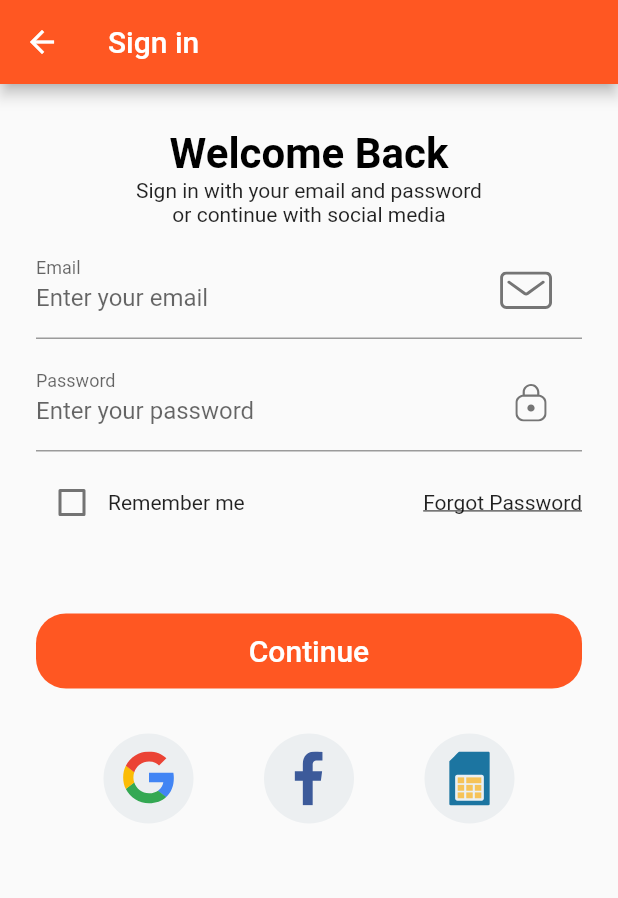
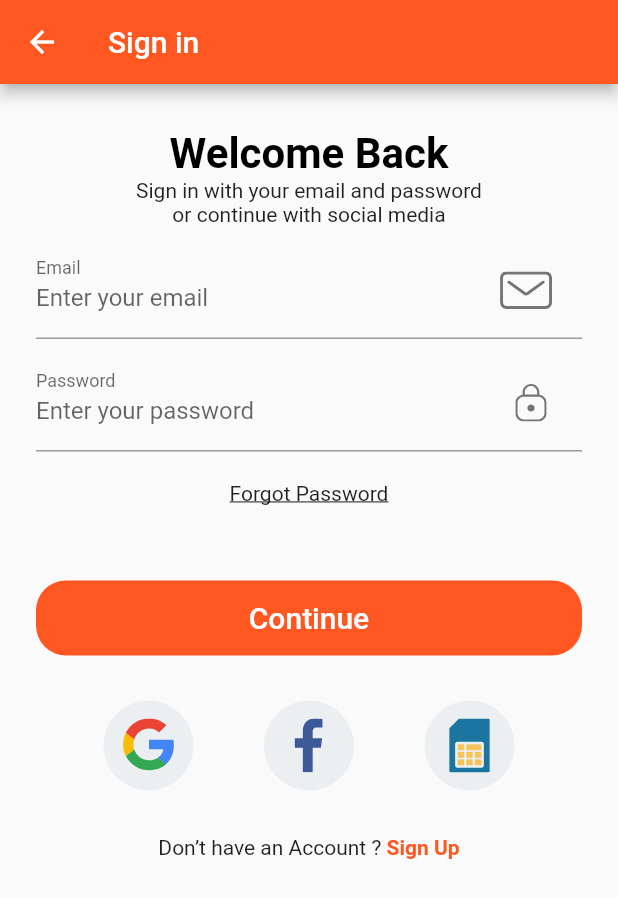
Before and after one commit to IHKodifier/AuthenticatedBoilerplate, a Flutter app: the screen it shows after launch, after a tap on "Continue", on a phone screen of 412 x 824 dp. Shown: the top 898 px of the screen. Run offline on Flutter 3.47's test engine with Material 2 defaults, Android fonts, the phone set to English and light mode, and no system bars; our stand-ins replace cloud_firestore, device_info, firebase_auth, firebase_core, flutter_spinkit, flutter_svg and 5 more; missing offline and left inert: flutter_login_facebook; accounts and stored records are empty; network calls fail.

Commit message:
Refactoring in progress step 1

```diff
--- a/lib/app/base_model.dart
+++ b/lib/app/base_model.dart
@@ -1,6 +1,10 @@
 import 'package:flutter/widgets.dart';
 
 class BaseModel extends ChangeNotifier {
+
+
+
+
   bool _busy = false;
   bool get isBusy => _busy;
 
@@ -8,4 +12,5 @@ class BaseModel extends ChangeNotifier {
     _busy = value;
     notifyListeners();
   }
+
 }
--- a/lib/models/app_user.dart
+++ b/lib/models/app_user.dart
@@ -2,13 +2,17 @@
 import 'package:firebase_auth/firebase_auth.dart';
 // import 'package:firebase_auth/';
 
+/// default [photoURL] if none provided
+String _photoURLifBlank =
+    'https://st4.depositphotos.com/15973376/24173/v/950/depositphotos_241732228-stock-illustration-user-account-circular-line-icon.jpg';
+
 class AppUser {
   final String uid;
   final String email;
-  final String displayName;
+   String displayName;
   // final String lastName;
   // final String userRoles;
-  final String photoURL;
+  String photoURL;
   String providerId;
 
   AppUser(
@@ -20,11 +24,13 @@ class AppUser {
       // this.userRoles,
       this.photoURL});
 
-  AppUser.fromFireUser(User user, String providerId)
-      : uid = user.uid,
-        displayName = user.displayName,
-        photoURL = user.photoURL,
-        email = user.email,
+  AppUser.fromFireUser({UserCredential userCredential, String providerId})
+      : uid = userCredential.user.uid,
+        displayName = userCredential.user.displayName,
+        photoURL = userCredential.user.photoURL == null
+            ? _photoURLifBlank
+            : userCredential.user.photoURL,
+        email = userCredential.user.email,
         providerId = providerId;
 
   AppUser.fromData(Map<String, dynamic> data)
@@ -44,7 +50,7 @@ class AppUser {
       'email': email,
       // 'profileTitle': profileTitle,
       // 'userRoles': userRoles,
-      'providerId':providerId,
+      'providerId': providerId,
       'photoUrl': photoURL,
     };
   }
--- a/lib/services/firestore_service.dart
+++ b/lib/services/firestore_service.dart
@@ -1,24 +1,40 @@
+/// # region imports
 import 'package:cloud_firestore/cloud_firestore.dart';
 import '../app/service_locator.dart';
 import '../models/app_user.dart';
 import '../services/console_utility.dart';
 import '../services/dialog_service.dart';
 
+/// endregion
+
+/// # region ClassInfo
+final String className = 'FirestoreService';
+final String _version = '1.0.0';
+final String _packageName = 'AuthenticatedBoilerPlate';
+
+/// endregion
+
+/// this class wraps all the functionality required by an App to write/retrive update documents to firestore database
+/// Singleton instance of this class is available across the  App  and get can be refernced by
+/// instantiating an [[AuthenticationService]] via call to serviceLocator. syntax below
+/// /// final AuthenticationService _authService =serviceLocator<AuthenticationService>();
+///
+///
+
 class FirestoreService {
   final DialogService dialogService = serviceLocator<DialogService>();
 
-  final CollectionReference _usercollectionReference =
-      Firestore.instance.collection('appUsers');
+  CollectionReference _usercollectionReference =
+      FirebaseFirestore.instance.collection('appUsers');
 
-  Future<bool> createAppUser(
-    // AuthResult authResult,
-    // var userProfileData,
-    AppUser appUser,
-  ) async {
+  Future<bool> createAppUserDoc(
+      {
+      // AuthResult authResult,
+      // var userProfileData,
+      AppUser appUser,
+      bool merge = true}) async {
     try {
-      await _usercollectionReference
-          .doc(appUser.email)
-          .set(appUser.toJson());
+      await _usercollectionReference.doc(appUser.email).set(appUser.toJson());
       ConsoleUtility.printToConsole(
           'created Appuser in Firestore\n${appUser.toJson().toString()}');
     } catch (e) {
--- a/lib/ui/views/home/home_view.dart
+++ b/lib/ui/views/home/home_view.dart
@@ -9,6 +9,10 @@ class HomeView extends StatelessWidget {
     return ViewModelBuilder<HomeViewModel>.reactive(
       viewModelBuilder: ()=>HomeViewModel(),
       builder: (context,model,child)=>Scaffold(
+        appBar: AppBar(
+          backgroundColor:Theme.of(context).scaffoldBackgroundColor,
+          actionsIconTheme: Theme.of(context).iconTheme.copyWith(color: Theme.of(context).primaryColor) ,
+        ),
         body: Center(
           child: Column(
             mainAxisAlignment:MainAxisAlignment.center,
--- a/lib/ui/views/login/components/body.dart
+++ b/lib/ui/views/login/components/body.dart
@@ -4,7 +4,6 @@ import 'package:AuthenticatedBoilerPlate/services/navigation_service.dart';
 import 'package:AuthenticatedBoilerPlate/ui/views/login/login_viewmodel.dart';
 import '../../../../app/route_paths.dart' as routes;
 
-import '../../../../app/size_config.dart';
 import '../../../shared/social_card.dart';
 import '../../../views/login/components/login_form.dart';
 import 'package:flutter/material.dart';
@@ -12,8 +11,10 @@ import '../../../../app/constants.dart';
 import '../components/login_form.dart';
 
 class Body extends StatelessWidget {
-  final AuthenticationService _authenticationService =serviceLocator<AuthenticationService>();
-  final NavigationService navigationService=serviceLocator<NavigationService>();
+  final AuthenticationService _authenticationService =
+      serviceLocator<AuthenticationService>();
+  final NavigationService navigationService =
+      serviceLocator<NavigationService>();
   final LoginViewModel model;
 
   Body({Key key, this.model}) : super(key: key);
@@ -41,7 +42,9 @@ class Body extends StatelessWidget {
                   textAlign: TextAlign.center,
                 ),
                 SizedBox(height: 10),
-                LoginForm(),
+                LoginForm(
+                  model: model,
+                ),
                 SizedBox(height: 30),
                 Row(
                   mainAxisAlignment: MainAxisAlignment.spaceEvenly,
@@ -62,13 +65,16 @@ class Body extends StatelessWidget {
                     //   press: _authenticationService.signInWithTwitter,
                     // ),
                     SocialCard(
-                      icon: "assets/icons/SIMCard.svg",
-                      press: (){navigationService.navigateTo(routes.PhoneSignupViewRoute);}
-                    ),
+                        icon: "assets/icons/SIMCard.svg",
+                        press: () {
+                          navigationService
+                              .navigateTo(routes.PhoneSignupViewRoute);
+                        }),
                   ],
                 ),
-                // SizedBox(height: 10),
-                // NoAccountText(,
+                SizedBox(height: 30),
+                buildSignupInvite(context),
+
               ],
             ),
           ),
@@ -77,5 +83,27 @@ class Body extends StatelessWidget {
     );
   }
 
+  Widget buildSignupInvite(BuildContext context) {
+return Row(
+      mainAxisAlignment: MainAxisAlignment.center,
+      children: <Widget>[
+        Text(
+          "Don’t have an Account ? " ,
+          style: TextStyle(color: Colors.black87),
+        ),
+        GestureDetector(
+          onTap: model.navigateToSignup,
+          child: Text(
+             "Sign Up" ,
+            style: TextStyle(
+              color: appPrimaryColor,
+              fontWeight: FontWeight.bold,
+            ),
+          ),
+        )
+      ],
+    );
 
+
+  }
 }
--- a/lib/ui/views/login/components/login_form.dart
+++ b/lib/ui/views/login/components/login_form.dart
@@ -1,3 +1,5 @@
+import 'package:AuthenticatedBoilerPlate/ui/views/login/login_viewmodel.dart';
+
 import '../../../../app/constants.dart';
 import '../../../../services/form_error.dart';
 import '../../../shared/custom_surfix_icon.dart';
@@ -6,8 +8,11 @@ import 'package:flutter/material.dart';
 import '../../../../app/route_paths.dart' as routes;
 
 class LoginForm extends StatefulWidget {
+  const LoginForm({Key key, this.model}) : super(key: key);
+
   @override
   _LoginFormState createState() => _LoginFormState();
+  final LoginViewModel model;
 }
 
 class _LoginFormState extends State<LoginForm> {
@@ -40,20 +45,22 @@ class _LoginFormState extends State<LoginForm> {
           buildEmailFormField(),
           SizedBox(height: 10),
           buildPasswordFormField(),
-          SizedBox(height: 10),
+          SizedBox(height: 20),
           Row(
+            mainAxisAlignment: MainAxisAlignment.center,
+            crossAxisAlignment: CrossAxisAlignment.center,
             children: [
-              Checkbox(
-                value: remember,
-                activeColor: Theme.of(context).primaryColor,
-                onChanged: (value) {
-                  setState(() {
-                    remember = value;
-                  });
-                },
-              ),
-              Text("Remember me"),
-              Spacer(),
+              // Checkbox(
+              //   value: remember,
+              //   activeColor: Theme.of(context).primaryColor,
+              //   onChanged: (value) {
+              //     setState(() {
+              //       remember = value;
+              //     });
+              //   },
+              // ),
+              // Text("Remember me"),
+              // Spacer(),
               GestureDetector(
                 // onTap: () => Navigator.pushNamed(
                 //     context, ForgotPasswordScreen.routeName),
@@ -72,7 +79,8 @@ class _LoginFormState extends State<LoginForm> {
               if (_formKey.currentState.validate()) {
                 _formKey.currentState.save();
                 // if all are valid then go to success screen
-                Navigator.pushNamed(context, routes.HomeViewRoute);
+                widget.model.loginWithEmail(email: email, password: password);
+                // Navigator.pushNamed(context, routes.HomeViewRoute);
               }
             },
           ),
--- a/lib/ui/views/profile/view_profile_view.dart
+++ b/lib/ui/views/profile/view_profile_view.dart
@@ -17,7 +17,7 @@ class ViewProfileView extends StatelessWidget {
             ClipRRect(
               borderRadius: BorderRadius.circular(50),
               child: Image.network(
-                model.photoURL,
+                model.currentAppUser.photoURL,
                 height: 90,
               ),
             ),
--- a/lib/ui/views/profile/view_profile_view_viewmodel.dart
+++ b/lib/ui/views/profile/view_profile_view_viewmodel.dart
@@ -6,6 +6,7 @@ import '../../../services/navigation_service.dart';
 import '../../../services/dialog_service.dart';
 import '../../../models/app_user.dart';
 import '../../../app/service_locator.dart';
+import '../../../app/route_paths.dart' as routes;
 
 class ViewProfileViewModel extends BaseModel {
   //all services needed
@@ -28,11 +29,12 @@ class ViewProfileViewModel extends BaseModel {
     ConsoleUtility.printToConsole('Signout successfully ');
     currentAppUser = null;
     isNewAppUser = false;
-    ConsoleUtility.printToConsole('currentAppUser set to null \nisnewAppUser sert to false');
+    ConsoleUtility.printToConsole(
+        'currentAppUser set to null \nisnewAppUser sert to false');
+    _navigationService.popAndPush(routes.LoginRoute);
   }
 
   navigateToUserHome() {
     _navigationService.navigateTo('HomeViewRoute');
-
   }
 }
```
Also changed, not shown: lib/services/authentication_service.dart (+204 -112 lines), lib/ui/views/login/login_view.dart (+10 -8 lines), lib/ui/views/login/login_viewmodel.dart (+3 -8 lines), lib/ui/views/login/phone_signup_view.dart (+21 -11 lines), lib/ui/views/signup/signup_view.dart (+14 -16 lines), lib/ui/views/signup/signup_viewmodel.dart (+10 -10 lines), assets/images/signup.png (added).
